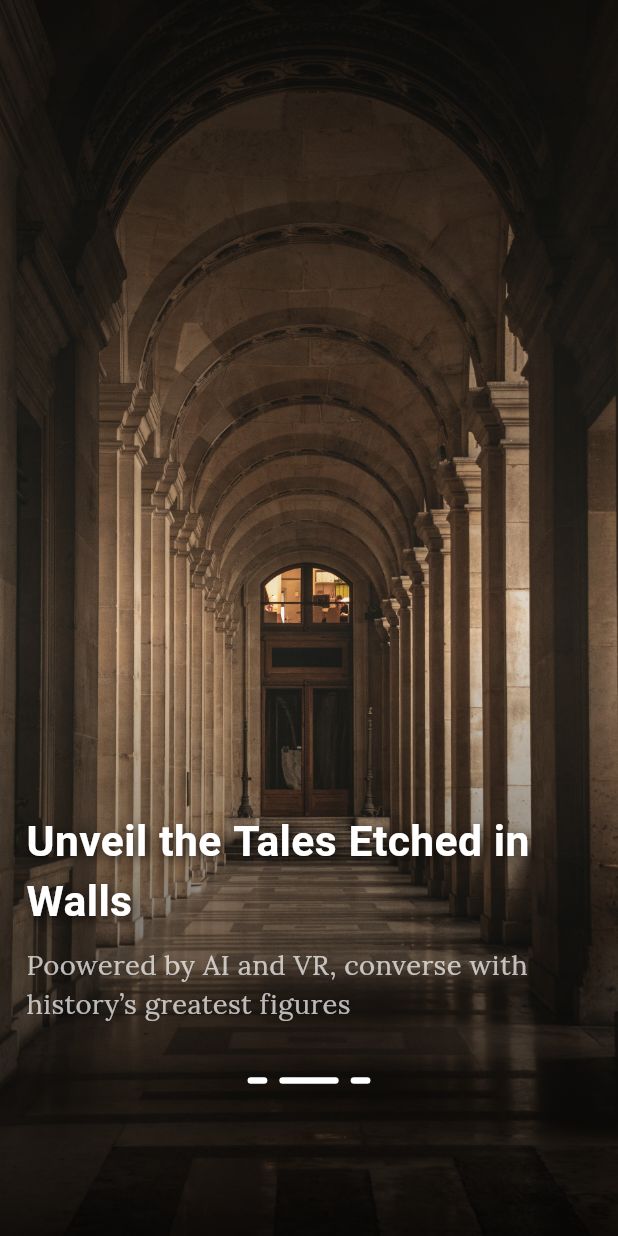
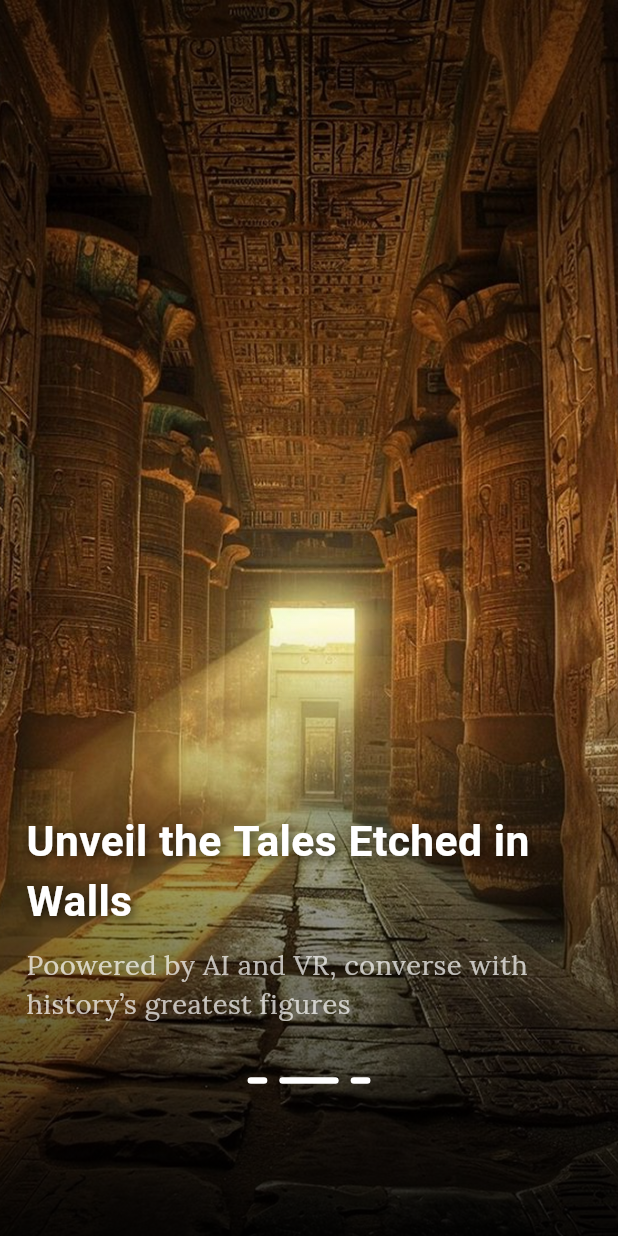
Before and after one commit to Jik00/timeLens, a Flutter app: the screen it shows after launch, swiped to page 2, on a phone screen of 412 x 824 dp. Run offline on Flutter 3.47's test engine with Material 3 defaults, Android fonts, the phone set to English and light mode, and no system bars; drawn by our look-alikes of smooth_page_indicator; our stand-ins replace flutter_screenutil, google_fonts, lottie.

```diff
--- a/lib/core/utils/app_images.dart
+++ b/lib/core/utils/app_images.dart
@@ -10,71 +10,43 @@ class Assets {
   /// assets/images/1.jpg
   static const String assetsImages1 = "assets/images/1.jpg";
 
-  /// Assets for assetsImages2
-  /// assets/images/2.jpg
-  static const String assetsImages2 = "assets/images/2.jpg";
-
   /// Assets for assetsImages3
   /// assets/images/3.jpg
   static const String assetsImages3 = "assets/images/3.jpg";
-
-  /// Assets for assetsImages5
-  /// assets/images/5.jpg
-  static const String assetsImages5 = "assets/images/5.jpg";
 
   /// Assets for assetsImages6
   /// assets/images/6.jpg
   static const String assetsImages6 = "assets/images/6.jpg";
 
-  /// Assets for assetsImages7
-  /// assets/images/7.jpg
-  static const String assetsImages7 = "assets/images/7.jpg";
-
-  /// Assets for assetsImages8
-  /// assets/images/8.jpg
-  static const String assetsImages8 = "assets/images/8.jpg";
-
   /// Assets for assetsImagesAppIcon
   /// assets/images/app_icon.png
   static const String assetsImagesAppIcon = "assets/images/app_icon.png";
+
+  /// Assets for assetsImagesBookOnboarding
+  /// assets/images/book_onboarding.png
+  static const String assetsImagesBookOnboarding = "assets/images/book_onboarding.png";
 
   /// Assets for assetsImagesPharaoh
   /// assets/images/pharaoh.png
   static const String assetsImagesPharaoh = "assets/images/pharaoh.png";
 
+  /// Assets for assetsImagesPyramidOnboarding
+  /// assets/images/pyramid_onboarding.jpg
+  static const String assetsImagesPyramidOnboarding = "assets/images/pyramid_onboarding.jpg";
+
+  /// Assets for assetsImagesPyramidSplash
+  /// assets/images/pyramid_splash.png
+  static const String assetsImagesPyramidSplash = "assets/images/pyramid_splash.png";
+
   /// Assets for assetsImagesPyramidsplash2
   /// assets/images/pyramidsplash2.png
   static const String assetsImagesPyramidsplash2 = "assets/images/pyramidsplash2.png";
 
-  /// Assets for assetsImagesSplash1
-  /// assets/images/splash1.png
-  static const String assetsImagesSplash1 = "assets/images/splash1.png";
+  /// Assets for assetsImagesWallsOnboarding
+  /// assets/images/walls_onboarding.png
+  static const String assetsImagesWallsOnboarding = "assets/images/walls_onboarding.png";
 
-  /// Assets for assetsImagesSplash2
-  /// assets/images/splash2.png
-  static const String assetsImagesSplash2 = "assets/images/splash2.png";
-
-  /// Assets for assetsImagesSplash3
-  /// assets/images/splash3.png
-  static const String assetsImagesSplash3 = "assets/images/splash3.png";
-
-  /// Assets for assetsImagesSplash4
-  /// assets/images/splash4.png
-  static const String assetsImagesSplash4 = "assets/images/splash4.png";
-
-  /// Assets for assetsImagesSplash5
-  /// assets/images/splash5.png
-  static const String assetsImagesSplash5 = "assets/images/splash5.png";
-
-  /// Assets for assetsImagesSplash6
-  /// assets/images/splash6.png
-  static const String assetsImagesSplash6 = "assets/images/splash6.png";
-
-  /// Assets for assetsImagesSplash7
-  /// assets/images/splash7.png
-  static const String assetsImagesSplash7 = "assets/images/splash7.png";
-
-  /// Assets for assetsImagesSplash8
-  /// assets/images/splash8.png
-  static const String assetsImagesSplash8 = "assets/images/splash8.png";
+  /// Assets for assetsImagesWritingOnboarding
+  /// assets/images/writing_onboarding.png
+  static const String assetsImagesWritingOnboarding = "assets/images/writing_onboarding.png";
 }
--- a/lib/core/widgets/app_logo.dart
+++ b/lib/core/widgets/app_logo.dart
@@ -13,7 +13,6 @@ class AppLogo extends StatelessWidget {
     return ClipOval(
       child: Image.asset(
         Assets.assetsImagesAppIcon,
-        // Assets.assetsImagesPharaoh,
         width: w.w,
         height: h.h,
         fit: BoxFit.cover,
--- a/lib/features/onboarding/presentation/views/widgets/onboarding_pgview.dart
+++ b/lib/features/onboarding/presentation/views/widgets/onboarding_pgview.dart
@@ -15,15 +15,15 @@ class OnboardingPgview extends StatelessWidget {
       physics: const BouncingScrollPhysics(),
       children: [
         PgViewItem(
-            img: Assets.assetsImages2,
+            img: Assets.assetsImagesBookOnboarding,
             title: context.loc.onboarding1Title,
             subtitle: context.loc.onboarding1Subtitle),
         PgViewItem(
-            img: Assets.assetsImages1,
+            img: Assets.assetsImagesWallsOnboarding,
             title: context.loc.onboarding2Title,
             subtitle: context.loc.onboarding2Subtitle),
         PgViewItem(
-            img: Assets.assetsImages6,
+            img: Assets.assetsImagesWritingOnboarding,
             title: context.loc.onboarding3Title,
             subtitle: context.loc.onboarding3Subtitle),
       ],
--- a/lib/features/splash/presentation/views/widgets/splash_view_body.dart
+++ b/lib/features/splash/presentation/views/widgets/splash_view_body.dart
@@ -74,7 +74,7 @@ class _SplashViewBodyState extends State<SplashViewBody>
                 height: 230.h,
                 width: MediaQuery.of(context).size.width,
                 child: Image.asset(
-                  Assets.assetsImagesPyramidsplash2,
+                  Assets.assetsImagesPyramidSplash,
                   fit: BoxFit.fitHeight,
                 ),
               ),
--- a/pubspec.yaml
+++ b/pubspec.yaml
@@ -52,7 +52,7 @@ dev_dependencies:
 flutter_launcher_icons:
   android: "launcher_icon"
   ios: true
-  image_path: "assets/images/pharaoh.png"
+  image_path: "assets/images/app_icon.png"
   min_sdk_android: 21 # android min sdk min:16, default 21
   remove_alpha_ios: true
   adaptive_icon_background: "#ffffff"
```
Also changed, not shown: assets/images/app_icon copy.png (deleted), assets/images/app_icon.png.
